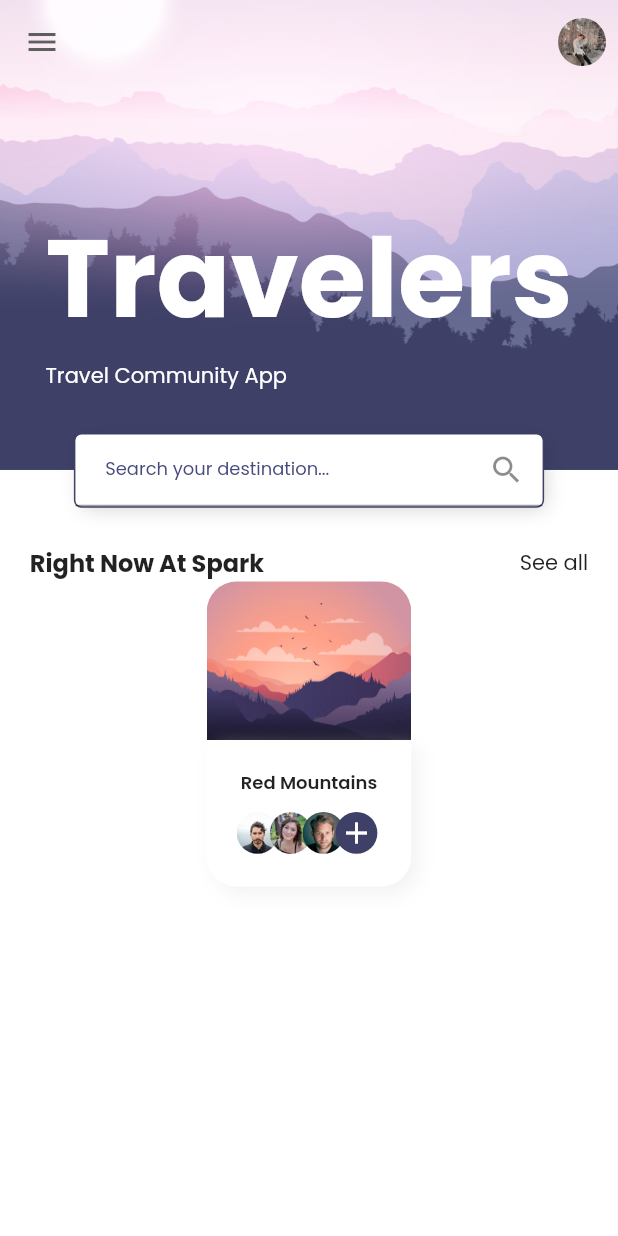
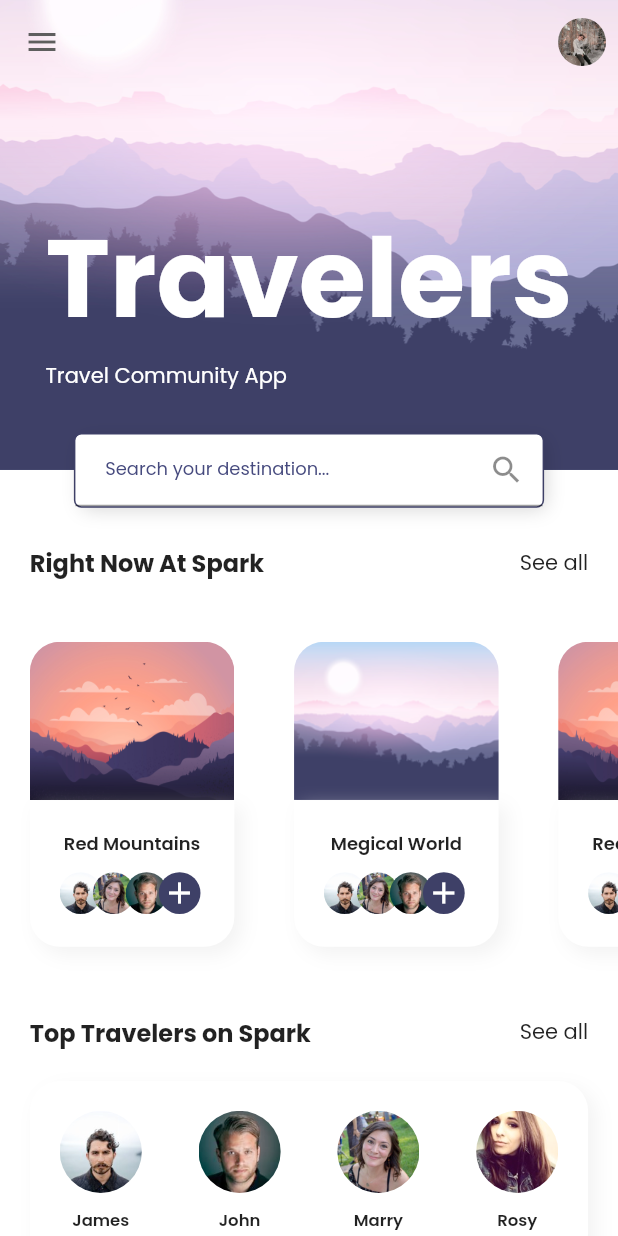
Before and after one commit to JARNBOY/TravelApp_Flutter, a Flutter app: the screen it shows after launch, on a phone screen of 412 x 824 dp. Run offline on Flutter 3.47's test engine with Material 2 defaults, Android fonts, the phone set to English and light mode, and no system bars; our stand-ins replace google_fonts; missing offline and left inert: dart:js.

Commit message:
home screen set value

```diff
--- /dev/null
+++ b/lib/components/place_card.dart
@@ -0,0 +1,121 @@
+import 'package:flutter/material.dart';
+import 'package:travelapp_flutter/models/TravelSpot.dart';
+import 'package:travelapp_flutter/models/User.dart';
+
+import '../constants.dart';
+import '../size_config.dart';
+
+class PlaceCard extends StatelessWidget {
+  const PlaceCard({
+    Key key,
+    @required this.travelspot,
+    @required this.press,
+  }) : super(key: key);
+
+  final TravelSpot travelspot;
+  final GestureTapCallback press;
+  @override
+  Widget build(BuildContext context) {
+    return SizedBox(
+      width: getProportionateScreenWidth(137),
+      child: Column(
+        children: [
+          AspectRatio(
+            aspectRatio: 1.29,
+            child: Container(
+              decoration: BoxDecoration(
+                borderRadius: BorderRadius.only(
+                    topLeft: Radius.circular(20),
+                    topRight: Radius.circular(20)),
+                image: DecorationImage(
+                    image: AssetImage(travelspot.image), fit: BoxFit.cover),
+              ),
+            ),
+          ),
+          Container(
+            width: getProportionateScreenWidth(137),
+            padding:
+                EdgeInsets.all(getProportionateScreenWidth(kDefaultPadding)),
+            decoration: BoxDecoration(
+                borderRadius: BorderRadius.only(
+                    bottomLeft: Radius.circular(20),
+                    bottomRight: Radius.circular(20)),
+                color: Colors.white,
+                boxShadow: [kDefualtShadow]),
+            child: Column(
+              children: [
+                Text(
+                  travelspot.name,
+                  style: TextStyle(fontSize: 12, fontWeight: FontWeight.w600),
+                ),
+                VerticalSpacing(
+                  of: 10,
+                ),
+                Travellers(
+                  users: travelspot.users,
+                )
+              ],
+            ),
+          )
+        ],
+      ),
+    );
+  }
+}
+
+class Travellers extends StatelessWidget {
+  const Travellers({
+    Key key,
+    @required this.users,
+  }) : super(key: key);
+
+  final List<User> users;
+
+  @override
+  Widget build(BuildContext context) {
+    int totalUser = 0;
+    return SizedBox(
+      width: double.infinity,
+      height: getProportionateScreenWidth(30),
+      child: Stack(
+        children: [
+          ...List.generate(users.length, (index) {
+            totalUser++;
+            return Positioned(
+                left: (22 * index).toDouble(),
+                child: buildTravellerFace(index));
+          }),
+          Positioned(
+            left: (totalUser * 22).toDouble(),
+            child: SizedBox(
+              height: getProportionateScreenWidth(28),
+              width: getProportionateScreenWidth(28),
+              child: FlatButton(
+                shape: RoundedRectangleBorder(
+                    borderRadius: BorderRadius.circular(30)),
+                padding: EdgeInsets.zero,
+                color: kPrimaryColor,
+                onPressed: () {},
+                child: Icon(
+                  Icons.add,
+                  color: Colors.white,
+                ),
+              ),
+            ),
+          )
+        ],
+      ),
+    );
+  }
+
+  ClipOval buildTravellerFace(int index) {
+    return ClipOval(
+      child: Image.asset(
+        users[index].image,
+        height: getProportionateScreenWidth(28),
+        width: getProportionateScreenWidth(28),
+        fit: BoxFit.cover,
+      ),
+    );
+  }
+}
--- a/lib/screens/home/components/section_title.dart
+++ b/lib/components/section_title.dart
@@ -1,7 +1,7 @@
 import 'package:flutter/material.dart';
 
-import '../../../constants.dart';
-import '../../../size_config.dart';
+import '../constants.dart';
+import '../size_config.dart';
 
 class SectionTitle extends StatelessWidget {
   const SectionTitle({
--- a/lib/screens/home/components/body_home.dart
+++ b/lib/screens/home/components/body_home.dart
@@ -1,8 +1,12 @@
 import 'package:flutter/material.dart';
+import 'package:travelapp_flutter/components/section_title.dart';
 import 'package:travelapp_flutter/constants.dart';
 import 'package:travelapp_flutter/models/TravelSpot.dart';
+import 'package:travelapp_flutter/models/User.dart';
+import 'package:travelapp_flutter/screens/home/components/popular_places.dart';
 import 'package:travelapp_flutter/screens/home/components/search_field.dart';
-import 'package:travelapp_flutter/screens/home/components/section_title.dart';
+import 'package:travelapp_flutter/screens/home/components/top_traveller.dart';
+
 import 'package:travelapp_flutter/size_config.dart';
 
 import 'home_header.dart';
@@ -17,110 +21,11 @@ class BodyHome extends StatelessWidget {
           HomeHeader(),
           SizedBox(height: getProportionateScreenWidth(25)),
           VerticalSpacing(),
-          SectionTitle(
-            title: "Right Now At Spark",
-            press: () {},
-          ),
-          SizedBox(
-            width: getProportionateScreenWidth(137),
-            child: Column(
-              children: [
-                AspectRatio(
-                  aspectRatio: 1.29,
-                  child: Container(
-                    decoration: BoxDecoration(
-                      borderRadius: BorderRadius.only(
-                          topLeft: Radius.circular(20),
-                          topRight: Radius.circular(20)),
-                      image: DecorationImage(
-                          image: AssetImage(travelSpots[0].image),
-                          fit: BoxFit.cover),
-                    ),
-                  ),
-                ),
-                Container(
-                  width: getProportionateScreenWidth(137),
-                  padding: EdgeInsets.all(
-                      getProportionateScreenWidth(kDefaultPadding)),
-                  decoration: BoxDecoration(
-                      borderRadius: BorderRadius.only(
-                          bottomLeft: Radius.circular(20),
-                          bottomRight: Radius.circular(20)),
-                      color: Colors.white,
-                      boxShadow: [kDefualtShadow]),
-                  child: Column(
-                    children: [
-                      Text(
-                        travelSpots[0].name,
-                        style: TextStyle(
-                            fontSize: 12, fontWeight: FontWeight.w600),
-                      ),
-                      VerticalSpacing(
-                        of: 10,
-                      ),
-                      Travellers()
-                    ],
-                  ),
-                )
-              ],
-            ),
-          )
+          PopularPlaces(),
+          VerticalSpacing(),
+          TopTraveller()
         ],
       ),
     );
   }
 }
-
-class Travellers extends StatelessWidget {
-  const Travellers({
-    Key key,
-  }) : super(key: key);
-
-  @override
-  Widget build(BuildContext context) {
-    int totalUser = 0;
-    return SizedBox(
-      width: double.infinity,
-      height: getProportionateScreenWidth(30),
-      child: Stack(
-        children: [
-          ...List.generate(travelSpots[0].users.length, (index) {
-            totalUser++;
-            return Positioned(
-                left: (22 * index).toDouble(),
-                child: buildTravellerFace(index));
-          }),
-          Positioned(
-            left: (totalUser * 22).toDouble(),
-            child: SizedBox(
-              height: getProportionateScreenWidth(28),
-              width: getProportionateScreenWidth(28),
-              child: FlatButton(
-                shape: RoundedRectangleBorder(
-                    borderRadius: BorderRadius.circular(30)),
-                padding: EdgeInsets.zero,
-                color: kPrimaryColor,
-                onPressed: () {},
-                child: Icon(
-                  Icons.add,
-                  color: Colors.white,
-                ),
-              ),
-            ),
-          )
-        ],
-      ),
-    );
-  }
-
-  ClipOval buildTravellerFace(int index) {
-    return ClipOval(
-      child: Image.asset(
-        travelSpots[0].users[index].image,
-        height: getProportionateScreenWidth(28),
-        width: getProportionateScreenWidth(28),
-        fit: BoxFit.cover,
-      ),
-    );
-  }
-}
--- /dev/null
+++ b/lib/screens/home/components/popular_places.dart
@@ -0,0 +1,47 @@
+import 'package:flutter/material.dart';
+import 'package:travelapp_flutter/components/place_card.dart';
+import 'package:travelapp_flutter/components/section_title.dart';
+import 'package:travelapp_flutter/models/TravelSpot.dart';
+import 'package:travelapp_flutter/models/User.dart';
+
+import '../../../constants.dart';
+import '../../../size_config.dart';
+
+class PopularPlaces extends StatelessWidget {
+  const PopularPlaces({
+    Key key,
+  }) : super(key: key);
+
+  @override
+  Widget build(BuildContext context) {
+    return Column(
+      children: [
+        SectionTitle(
+          title: "Right Now At Spark",
+          press: () {},
+        ),
+        VerticalSpacing(
+          of: 20,
+        ),
+        SingleChildScrollView(
+          clipBehavior: Clip.none,
+          scrollDirection: Axis.horizontal,
+          child: Row(
+            children: [
+              ...List.generate(
+                  travelSpots.length,
+                  (index) => Padding(
+                        padding:
+                            EdgeInsets.all(getProportionateScreenWidth(20)),
+                        child: PlaceCard(
+                          travelspot: travelSpots[index],
+                          press: () {},
+                        ),
+                      ))
+            ],
+          ),
+        )
+      ],
+    );
+  }
+}
--- /dev/null
+++ b/lib/screens/home/components/top_traveller.dart
@@ -0,0 +1,76 @@
+import 'package:flutter/material.dart';
+import 'package:travelapp_flutter/components/section_title.dart';
+import 'package:travelapp_flutter/models/User.dart';
+
+import '../../../constants.dart';
+import '../../../size_config.dart';
+
+class TopTraveller extends StatelessWidget {
+  const TopTraveller({
+    Key key,
+  }) : super(key: key);
+
+  @override
+  Widget build(BuildContext context) {
+    return Column(
+      children: [
+        SectionTitle(
+          title: "Top Travelers on Spark",
+          press: () {},
+        ),
+        VerticalSpacing(
+          of: 20,
+        ),
+        Container(
+          width: double.infinity,
+          margin: EdgeInsets.symmetric(
+              horizontal: getProportionateScreenWidth(kDefaultPadding)),
+          padding: EdgeInsets.all(getProportionateScreenWidth(kDefaultPadding)),
+          decoration: BoxDecoration(
+              color: Colors.white,
+              borderRadius: BorderRadius.circular(20),
+              boxShadow: [kDefualtShadow]),
+          child: Row(
+            mainAxisAlignment: MainAxisAlignment.spaceBetween,
+            children: [
+              ...List.generate(topTravelers.length,
+                  (index) => UserCard(user: topTravelers[index]))
+            ],
+          ),
+        ),
+      ],
+    );
+  }
+}
+
+class UserCard extends StatelessWidget {
+  const UserCard({
+    Key key,
+    @required this.user,
+  }) : super(key: key);
+
+  final User user;
+
+  @override
+  Widget build(BuildContext context) {
+    return Column(
+      children: [
+        ClipOval(
+          child: Image.asset(
+            user.image,
+            height: getProportionateScreenWidth(55),
+            width: getProportionateScreenWidth(55),
+            fit: BoxFit.cover,
+          ),
+        ),
+        VerticalSpacing(
+          of: 10,
+        ),
+        Text(
+          user.name,
+          style: TextStyle(fontSize: 11, fontWeight: FontWeight.w600),
+        )
+      ],
+    );
+  }
+}
```
